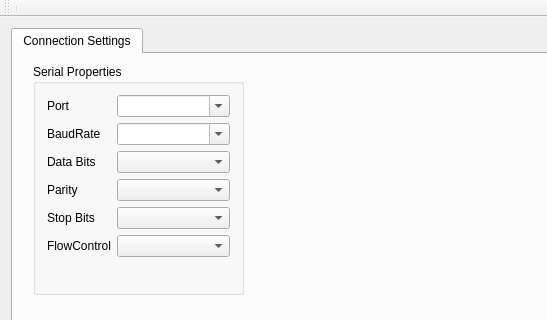
The window that mainwindow.ui (QAmigo/QAmigo) describes before a commit, drawn with Qt 5; both pictures show x 0 to 547 and y 0 to 320 of the 1012 by 666 pixel window.
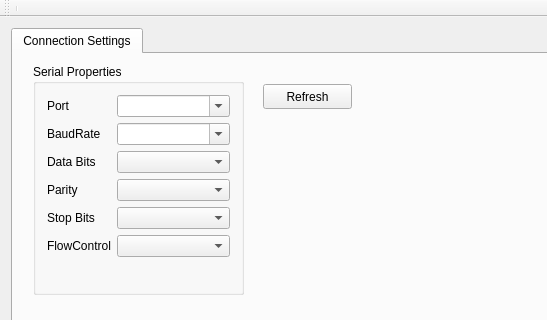
The same window after the commit. Icons and pictures are not drawn.

```diff
--- a/mainwindow.ui
+++ b/mainwindow.ui
@@ -143,6 +143,19 @@
          </item>
         </layout>
        </widget>
+       <widget class="QPushButton" name="buttonRefreshPorts">
+        <property name="geometry">
+         <rect>
+          <x>250</x>
+          <y>30</y>
+          <width>89</width>
+          <height>25</height>
+         </rect>
+        </property>
+        <property name="text">
+         <string>Refresh</string>
+        </property>
+       </widget>
       </widget>
      </widget>
     </item>
```
Left out of the diff: 2 changed lines with no effect on the pictures.
